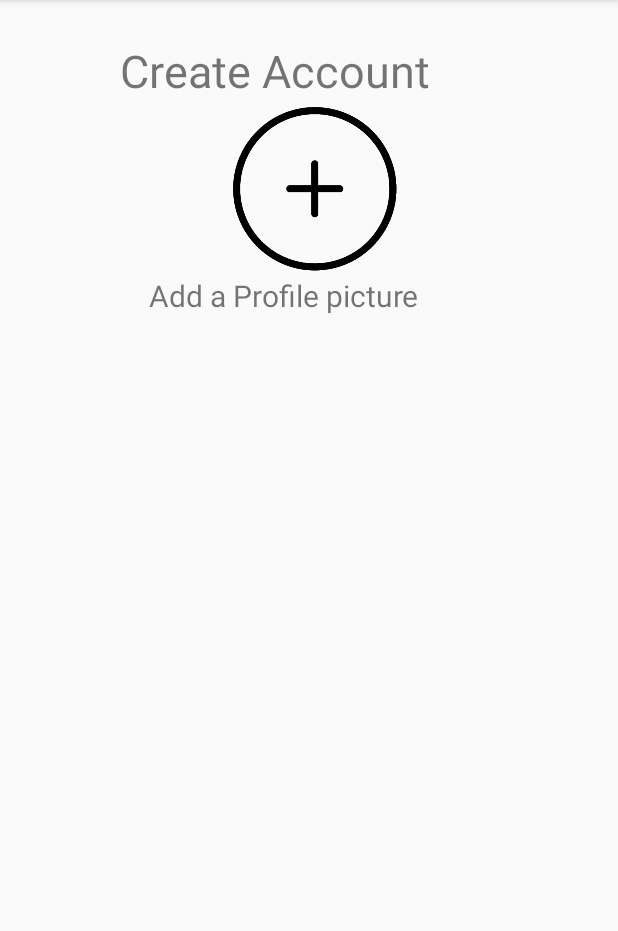
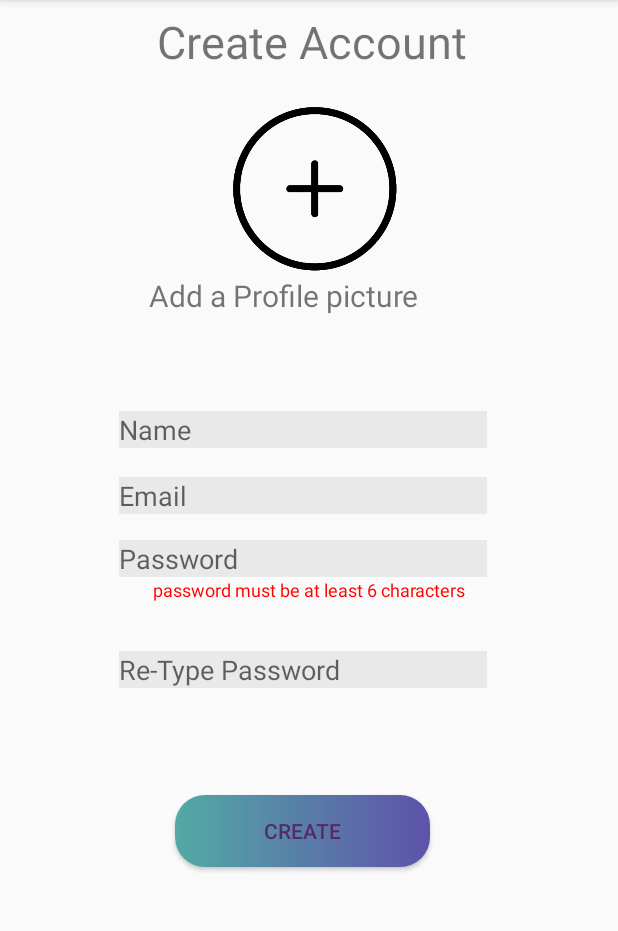
Before and after one commit to bkcyanne/swen3001_group_project, an Android app: the AccCreationPage screen opened directly, with no data from a screen before it, on a phone screen of 412 x 824 dp, the part 84-1015 px from its top. Run offline under Robolectric (Android 15) with nearby library versions, the phone set to English and light mode, and no system bars.

Commit message:
Create account page

```diff
--- a/Android Dev/app/src/main/res/layout/activity_acc_creation_page.xml
+++ b/Android Dev/app/src/main/res/layout/activity_acc_creation_page.xml
@@ -12,8 +12,8 @@
       android:layout_height="91dp"
       android:layout_alignParentEnd="true"
       android:layout_alignParentBottom="true"
-      android:layout_marginEnd="60dp"
-      android:layout_marginBottom="650dp"
+      android:layout_marginEnd="35dp"
+      android:layout_marginBottom="669dp"
       android:text="@string/createAccText"
       android:textSize="30sp" />
 
@@ -41,17 +41,97 @@
       android:text="@string/addProfilePic"
       android:textSize="20sp"
 
-      tools:ignore="TextViewEdits" />
+      tools:ignore="RelativeOverlap,TextViewEdits" />
 
   <EditText
-      android:id="@+id/editTextTextPersonName3"
+      android:id="@+id/cpFirstName"
+      android:layout_width="227dp"
+      android:layout_height="wrap_content"
+      android:layout_alignParentStart="true"
+      android:layout_alignParentEnd="true"
+      android:layout_alignParentBottom="true"
+      android:layout_marginStart="79dp"
+      android:layout_marginEnd="87dp"
+      android:layout_marginBottom="469dp"
+      android:autofillHints=""
+      android:background="#11000000"
+      android:ems="10"
+      android:hint="@string/cpName"
+      android:inputType="textPersonName"
+      tools:ignore="RelativeOverlap" />
+
+  <EditText
+      android:id="@+id/cpEmail"
       android:layout_width="wrap_content"
       android:layout_height="wrap_content"
+      android:layout_alignParentStart="true"
+      android:layout_alignParentEnd="true"
       android:layout_alignParentBottom="true"
-      android:layout_marginBottom="762dp"
+      android:layout_marginStart="79dp"
+      android:layout_marginEnd="87dp"
+      android:layout_marginBottom="425dp"
+      android:autofillHints=""
+      android:background="#11000000"
       android:ems="10"
-      android:inputType="textPersonName"
-      android:text="Name" />
+      android:hint="@string/cpEmail"
+      android:inputType="textEmailAddress" />
+
+  <EditText
+      android:id="@+id/cpPassword"
+      android:layout_width="wrap_content"
+      android:layout_height="wrap_content"
+      android:layout_alignParentStart="true"
+      android:layout_alignParentEnd="true"
+      android:layout_alignParentBottom="true"
+      android:layout_marginStart="79dp"
+      android:layout_marginEnd="87dp"
+      android:layout_marginBottom="383dp"
+      android:autofillHints="@string/cpPassword"
+      android:background="#11000000"
+      android:ems="10"
+      android:hint="@string/cpPassword"
+      android:inputType="textPassword" />
+
+  <TextView
+      android:id="@+id/textView"
+      android:layout_width="306dp"
+      android:layout_height="63dp"
+      android:layout_alignParentEnd="true"
+      android:layout_alignParentBottom="true"
+      android:layout_marginEnd="4dp"
+      android:layout_marginBottom="320dp"
+      android:text="@string/cpPasswordWarning"
+      android:textColor="#FF0000"
+      android:textSize="12sp" />
+
+  <EditText
+      android:id="@+id/editTextTextPassword2"
+      android:layout_width="wrap_content"
+      android:layout_height="wrap_content"
+      android:layout_alignParentStart="true"
+      android:layout_alignParentEnd="true"
+      android:layout_alignParentBottom="true"
+      android:layout_marginStart="79dp"
+      android:layout_marginEnd="87dp"
+      android:layout_marginBottom="309dp"
+      android:ems="10"
+      android:inputType="textPassword"
+      android:hint="@string/cpPasswordConf"
+      android:autofillHints="@string/cpPasswordConf"
+      android:background="#11000000"/>
+
+  <Button
+      android:id="@+id/loginButton"
+      android:layout_width="170dp"
+      android:layout_height="wrap_content"
+      android:layout_alignParentEnd="true"
+      android:layout_alignParentBottom="true"
+      android:layout_marginEnd="125dp"
+      android:layout_marginBottom="190dp"
+      android:background="@drawable/login_button"
+      android:text="@string/cpCreate"
+
+      android:textColor="#572967" />
 
 
 </RelativeLayout>
--- a/Android Dev/app/src/main/res/values/strings.xml
+++ b/Android Dev/app/src/main/res/values/strings.xml
@@ -17,5 +17,10 @@
     <string name ="createAccText">Create Account</string>
     <string name = "profilePicAdd">""</string>
     <string name = "addProfilePic">Add a Profile picture</string>
-
+    <string name = "cpName"> Name</string>
+    <string name = "cpEmail">Email</string>
+    <string name = "cpPassword">Password</string>
+    <string name = "cpPasswordConf">Re-Type Password</string>
+    <string name = "cpPasswordWarning">password must be at least 6 characters</string>
+    <string name = "cpCreate"> Create</string>
 </resources>
```
